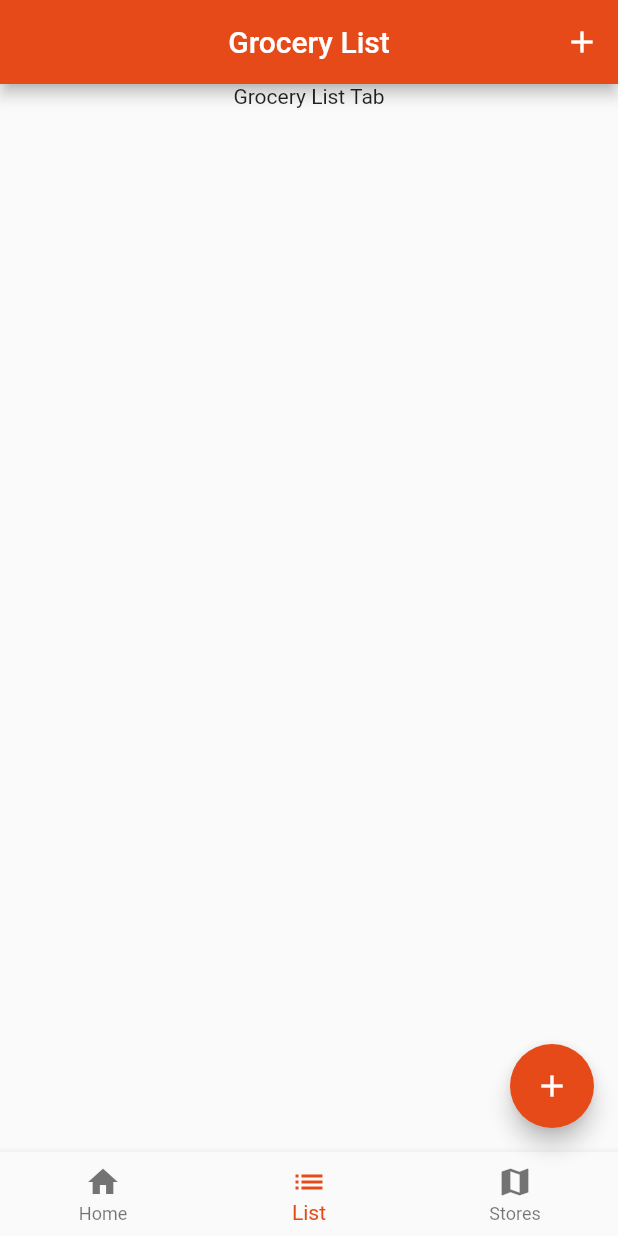
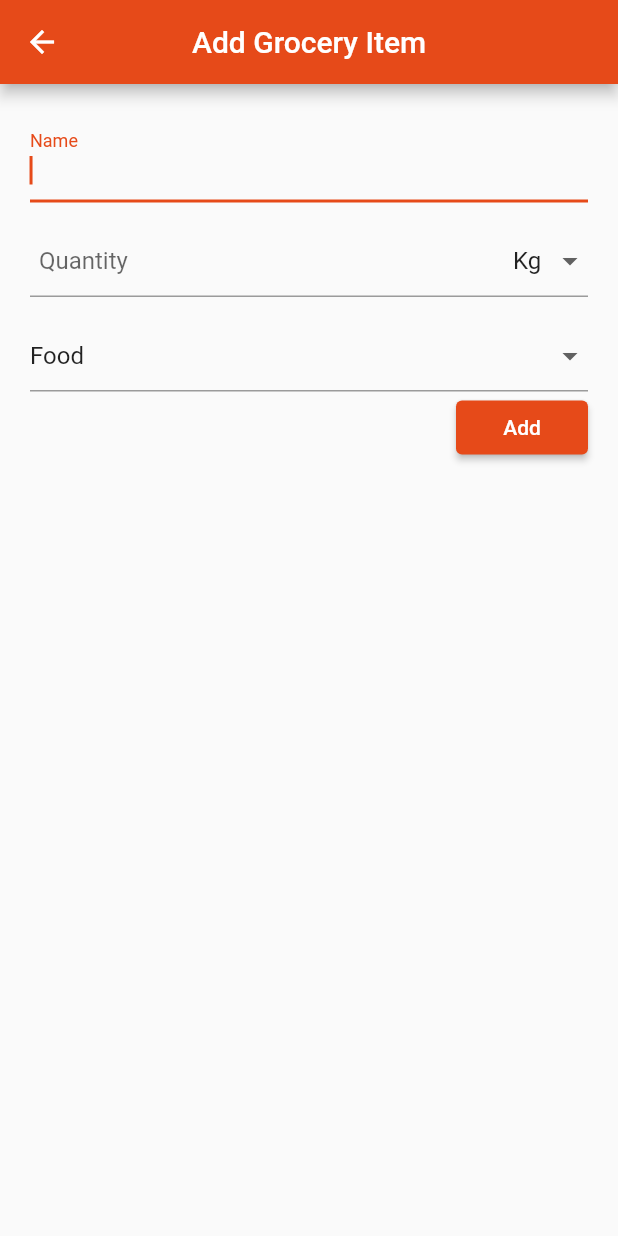
Before and after one commit to pedroaraujomedeiros/Flutter---Keep-Full, a Flutter app: the screen it shows after launch, item 2 of the bottom bar chosen, after a tap on the "add" icon, on a phone screen of 412 x 824 dp. Run offline on Flutter 3.47's test engine with Material 2 defaults, Android fonts, the phone set to English and light mode, and no system bars; our stand-ins replace carousel_slider, flutter_slidable, geolocator, google_maps_flutter; missing offline and left inert: google_maps_webservice.

Commit message:
Grocery List Tab & Grocery Item Widgets

```diff
--- /dev/null
+++ b/keep_full/lib/Widgets/GroceryItem.dart
@@ -0,0 +1,188 @@
+
+import 'package:flutter/material.dart';
+import '../Models/Grocery.dart';
+
+class MeasurementUnits{
+
+  static List<String> get units{
+    List<String> measurementUnits = [];
+    measurementUnits.add("Kg");
+    measurementUnits.add("g");
+    measurementUnits.add("l");
+    measurementUnits.add("oz");
+    measurementUnits.add("unt");
+    return measurementUnits;
+  }
+
+}
+
+class Categories{
+
+  static List<String> get categories{
+    List<String> categories = [];
+    categories.add("Food");
+    categories.add("Bakery");
+    categories.add("Dairy");
+    return categories;
+  }
+
+}
+
+
+
+
+class GroceryItem extends StatefulWidget {
+  //final String actionLabel;
+  final Grocery grocery;
+  final Function addNewGroceryItem;
+  final Function editGroceryItem;
+
+  GroceryItem(this.grocery, this.addNewGroceryItem, this.editGroceryItem);
+
+  bool get isNewGrocery{
+    return grocery.id<=0;
+  }
+
+  @override
+  _GroceryItemState createState() => _GroceryItemState();
+}
+
+class _GroceryItemState extends State<GroceryItem> {
+  final _itemNameController = TextEditingController();
+  final _quantityController = TextEditingController();
+  final _categoryController = TextEditingController();
+  String measurementUnitValue = "Kg";
+  String categoryValue = "Food";
+
+  FocusNode quantityFocusNode;
+  FocusNode categoryFocusNode;
+
+
+  void _submitData() {
+    final itemName = _itemNameController.text;
+    final quantity = _quantityController.text;
+    final category = _categoryController.text;
+
+    if (itemName.isEmpty || quantity.isEmpty || (category.isEmpty && categoryValue == "")) {
+      return;
+    }
+    widget.grocery.name = itemName;
+    widget.grocery.quantity = quantity;
+    widget.grocery.category = categoryValue;
+    widget.grocery.measurementUnit = measurementUnitValue;
+
+    if(widget.isNewGrocery){
+      widget.addNewGroceryItem(widget.grocery);
+    }else{
+      widget.editGroceryItem(widget.grocery);
+    }
+    Navigator.of(context).pop();
+    //Navigator.pop(context,);
+  }
+
+  @override
+  void initState() {
+    super.initState();
+
+    quantityFocusNode = FocusNode();
+    categoryFocusNode = FocusNode();
+    _itemNameController.text = widget.grocery.name;
+    _quantityController.text = widget.grocery.quantity;
+    categoryValue = widget.grocery.category.isEmpty ? Categories.categories[0] : widget.grocery.category;
+    measurementUnitValue = widget.grocery.measurementUnit.isEmpty ? MeasurementUnits.units[0] : widget.grocery.measurementUnit;
+  }
+
+  @override
+  void dispose() {
+    quantityFocusNode.dispose();
+    categoryFocusNode.dispose();
+    super.dispose();
+  }
+  @override
+  Widget build(BuildContext context) {
+    return Scaffold(
+      appBar: AppBar(
+        title: Text("${widget.isNewGrocery ? "Add" : "Edit" } Grocery Item"),
+        centerTitle: true,
+      ),
+      body: Padding(
+        padding: const EdgeInsets.symmetric(vertical: 20,horizontal: 20.0),
+        child: Column(
+          crossAxisAlignment: CrossAxisAlignment.end,
+          children: <Widget>[
+            TextField(
+              autofocus: true,
+              decoration: InputDecoration(labelText: "Name"),
+              controller: _itemNameController,
+              onSubmitted: (_) => quantityFocusNode.requestFocus(),
+            ),
+            SizedBox(height: 15.0,),
+            Container(
+              child: Row(
+                crossAxisAlignment: CrossAxisAlignment.end,
+                children: <Widget>[
+
+                  Flexible(
+                    child: TextField(
+                      focusNode: quantityFocusNode,
+                      decoration: InputDecoration(labelText: "Quantity", contentPadding: EdgeInsets.all(6.0)),
+                      controller: _quantityController,
+                      onSubmitted: (_) => categoryFocusNode.requestFocus(),
+                    ),
+                  ),
+
+                  Container(
+                    width: 50.0,
+                    child: DropdownButtonFormField<String>(
+                      value: measurementUnitValue,
+                      decoration: InputDecoration(
+                          contentPadding: EdgeInsets.all(0.0)
+                      ),
+
+                      items: MeasurementUnits.units.map((String value) {
+                        return new DropdownMenuItem<String>(
+                          value: value,
+                          child: new Text(value),
+                        );
+                      }).toList(),
+                      onChanged: (String newValue) {
+                        setState(() {
+                          measurementUnitValue = newValue;
+                        });
+                      },
+                    ),
+                  ),
+                ],
+              ),
+            ),
+            SizedBox(height: 15.0,),
+            DropdownButtonFormField<String>(
+              isExpanded: true,
+              value: categoryValue,
+              items: Categories.categories.map((String value) {
+                return new DropdownMenuItem<String>(
+
+                  value: value,
+                  child: new Text(value),
+                );
+              }).toList(),
+              onChanged: (String newValue) {
+                FocusScope.of(context).requestFocus(FocusNode());
+                setState(() {
+                  categoryValue = newValue;
+                });
+              },
+            ),
+            RaisedButton(
+              onPressed: _submitData,
+              child: Text("${widget.isNewGrocery ? "Add" : "Edit" }"
+
+              ),
+              color: Theme.of(context).primaryColor,
+            )
+          ],
+        ),
+      ),
+    );
+  }
+}
--- a/keep_full/lib/Widgets/GroceryListTab.dart
+++ b/keep_full/lib/Widgets/GroceryListTab.dart
@@ -1,12 +1,98 @@
 import 'package:flutter/material.dart';
+import 'package:flutter_slidable/flutter_slidable.dart';
+import '../Models/Grocery.dart';
 
 
 class GroceryListTab extends StatelessWidget {
+  final List<Grocery> groceries;
+  final Function showGrocery;
+  final Function editGrocery;
+  final Function deleteGrocery;
+  final SlidableController slidableController = SlidableController();
+
+  GroceryListTab(this.groceries, this.showGrocery, this.editGrocery, this.deleteGrocery);
 
   @override
   Widget build(BuildContext context) {
-    return Center(
-      child: Text("Grocery List Tab"),
+    return Column(
+      children: <Widget>[
+        Container(
+          height: MediaQuery.of(context).size.height - AppBar().preferredSize.height ,
+          child: groceries.length == 0
+              ? Center(
+            child: Text(
+              'No items added yet!',
+              style: Theme.of(context).textTheme.headline6,
+            ),
+          )
+              : ListView.builder(
+            shrinkWrap: true,
+            itemCount: groceries.length,
+            itemBuilder: (ctx, idx) {
+              return Card(
+                elevation: 3,
+                shape: RoundedRectangleBorder(
+                  //borderRadius: BorderRadius.circular(10.0),
+                  side: BorderSide(
+                    color: Theme.of(context).primaryColor,
+                    width: 0.5,
+                  ),
+                ),
+                child: Slidable(
+                  controller: slidableController,
+                  direction: Axis.horizontal,
+                  actionPane: SlidableDrawerActionPane(),
+                  actionExtentRatio: 0.25,
+                  actions: <Widget>[
+                    IconSlideAction(
+                      caption: 'Delete',
+                      color: Colors.red,
+                      icon: Icons.delete,
+                      onTap: () => this.deleteGrocery(groceries[idx]),
+                    ),
+                    IconSlideAction(
+                      caption: 'Share',
+                      color: Colors.indigo,
+                      icon: Icons.share,
+                      //onTap: () => _showSnackBar('Share'),
+                    ),
+                  ],
+                  secondaryActions: <Widget>[
+                    IconSlideAction(
+                      caption: 'More',
+                      color: Colors.black45,
+                      icon: Icons.more_horiz,
+                      //onTap: () => _showSnackBar('More'),
+                    ),
+
+                  ],
+                  child: ListTile(
+                    title: Text(
+                      groceries[idx].name,
+                      style: Theme.of(context).textTheme.headline6,
+                    ),
+                    subtitle: Text(
+                      "${groceries[idx].category} - ${groceries[idx].quantity}",
+                      style: TextStyle(
+                        fontSize: 12,
+                        color: Colors.grey,
+                      ),
+                    ),
+                    trailing: IconButton(
+                      icon: Icon(Icons.edit),
+                      color: Theme.of(context).primaryColor,
+                      onPressed: () {
+                        this.showGrocery(context,groceries[idx]);
+                        //this.editGrocery(groceries[idx].groceryId);
+                      },
+                    ),
+                  ),
+                ),
+              );
+            },
+          ),
+        ),
+      ],
     );
   }
 }
--- a/keep_full/lib/main.dart
+++ b/keep_full/lib/main.dart
@@ -2,6 +2,7 @@ import 'package:flutter/material.dart';
 import './Widgets/HomeTab.dart';
 import './Widgets/GroceryListTab.dart';
 import './Widgets/MapTab.dart';
+import './Widgets/GroceryItem.dart';
 import './Models/AppKeepFull.dart';
 import './Models/Grocery.dart';
 
@@ -19,6 +20,9 @@ class MyApp extends StatelessWidget {
       theme: ThemeData(
         primarySwatch: App.primarySwatch,
         iconTheme: IconThemeData(color: Color.fromRGBO(230, 74, 19, 1)),
+        buttonTheme: ButtonThemeData(
+          textTheme: ButtonTextTheme.primary,
+        ),
         visualDensity: VisualDensity.adaptivePlatformDensity,
       ),
       home: MyHomePage(title: 'Keep Full'),
@@ -41,8 +45,26 @@ class _MyHomePageState extends State<MyHomePage> {
 
   List<Widget> _appBarChildren = [];
 
+  void _addNewGroceryItem(Grocery grocery) {
+    grocery.id = this._groceries.length + 1;
+    setState(() {
+      this._groceries.add(grocery);
+    });
+  }
+  void _editGroceryItem(Grocery grocery) {
+    setState(() {
+
+    });
+  }
+
+  void _deleteGroceryItem(Grocery grocery) {
+    setState(() {
+      this._groceries.removeWhere((g) => g.id == grocery.id);
+    });
+  }
 
   void _showGroceryItemModal(BuildContext ctx, Grocery grocery){
+    Navigator.of(context).push(MaterialPageRoute(builder: (bCtx) => GroceryItem(grocery,_addNewGroceryItem,_editGroceryItem)));
 
   }
 
@@ -96,7 +118,7 @@ class _MyHomePageState extends State<MyHomePage> {
         children:
         [
           HomeTab(_groceries,_openGroceryListTab),
-          SingleChildScrollView(child: GroceryListTab()),
+          SingleChildScrollView(child: GroceryListTab(_groceries,_showGroceryItemModal, _editGroceryItem, _deleteGroceryItem)),
         ],
       ):MapTab()
       ,
```
